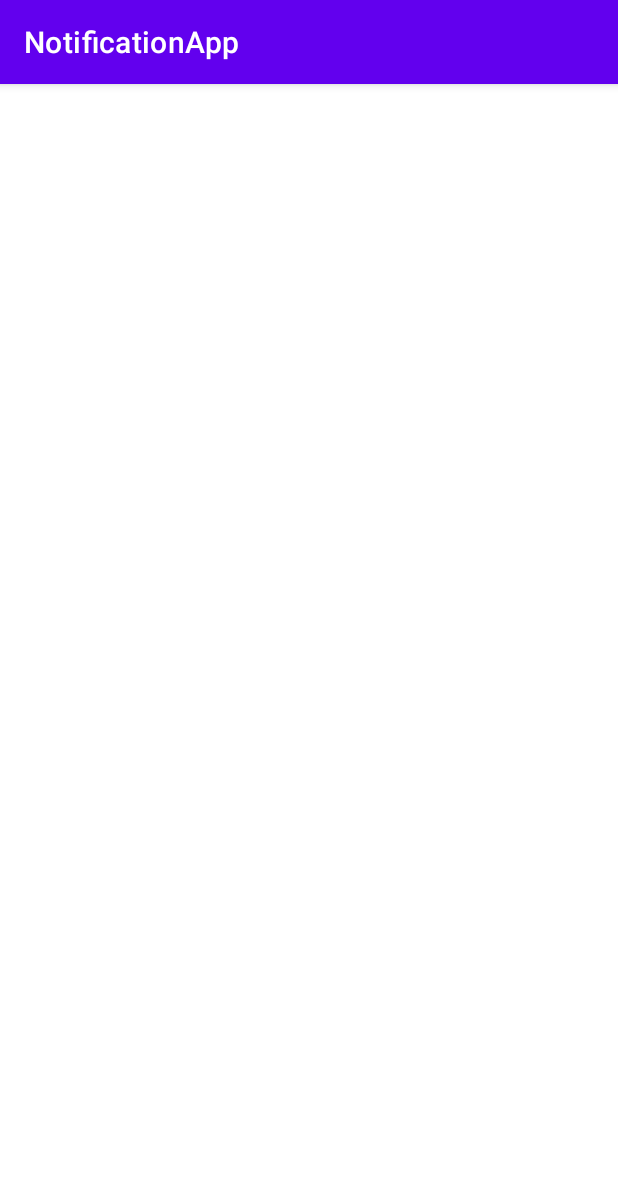
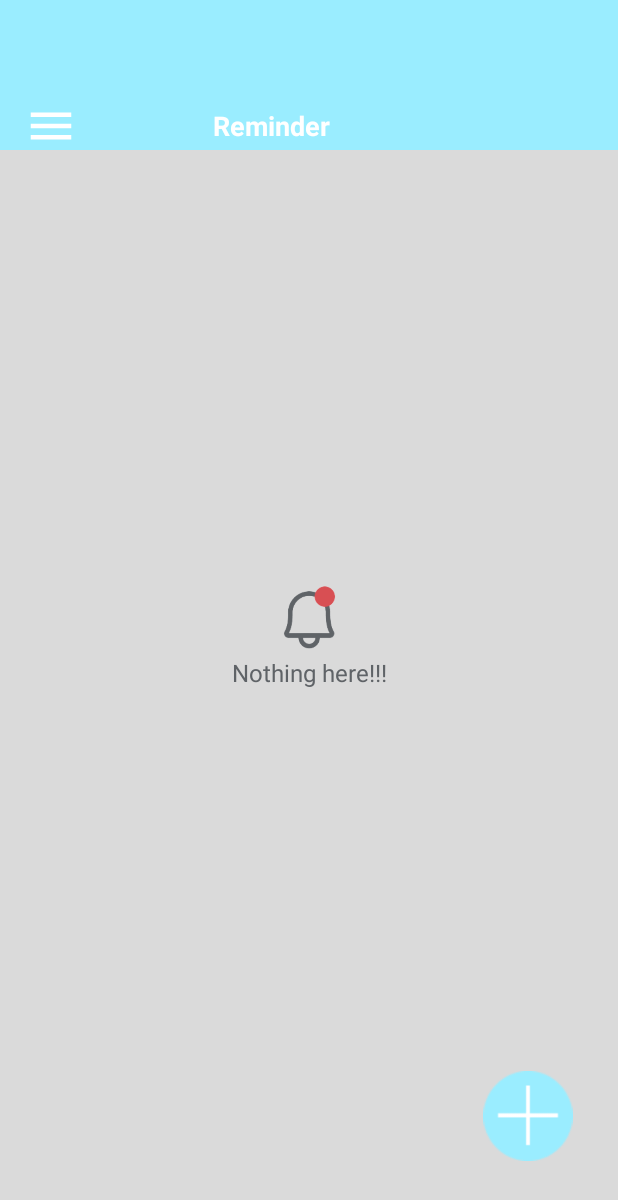
Before and after one commit to Unexxxx/Notification-app, an Android app: the screen it shows after launch (MainActivity), on a phone screen of 412 x 824 dp. Shown: the top 1200 px of the screen. Run offline under Robolectric (Android 15) with nearby library versions, the phone set to English and light mode, and no system bars.

Commit message:
fix nav menu

```diff
--- a/app/src/main/java/com/kentonyx/notificationapp/MainActivity.kt
+++ b/app/src/main/java/com/kentonyx/notificationapp/MainActivity.kt
@@ -2,43 +2,48 @@ package com.kentonyx.notificationapp
 
 import androidx.appcompat.app.AppCompatActivity
 import android.os.Bundle
+import android.view.Gravity
 import android.view.MenuItem
+import android.view.View
+import android.widget.ImageView
 import android.widget.Toast
+import androidx.appcompat.widget.Toolbar
 import androidx.appcompat.app.ActionBarDrawerToggle
-import com.kentonyx.notificationapp.databinding.ActivityMainBinding
+import androidx.core.view.GravityCompat
+import androidx.drawerlayout.widget.DrawerLayout
+import com.google.android.material.navigation.NavigationView
 
-class MainActivity : AppCompatActivity() {
 
-    lateinit var binding: ActivityMainBinding
-    lateinit var toggle: ActionBarDrawerToggle
+class MainActivity : AppCompatActivity(),NavigationView.OnNavigationItemSelectedListener {
+
+    lateinit var drawer: DrawerLayout
+    lateinit var navigationView: NavigationView
 
     override fun onCreate(savedInstanceState: Bundle?) {
         super.onCreate(savedInstanceState)
-        binding = ActivityMainBinding.inflate(layoutInflater)
-        setContentView(binding.root)
-        binding.apply {
-            toggle = ActionBarDrawerToggle(this@MainActivity,dlActionbar,R.string.open,R.string.close)
-            dlActionbar.addDrawerListener(toggle)
-            toggle.syncState()
+        setContentView(R.layout.activity_main)
 
-            supportActionBar?.setDisplayHomeAsUpEnabled(true)
+        val toolbar: Toolbar = findViewById(R.id.toolbar)
+        setSupportActionBar(toolbar)
+        val imageView: ImageView = toolbar.findViewById(R.id.ivMenu)
 
-            nvMenu.setNavigationItemSelectedListener {
-                when(it.itemId){
-                    R.id.settings->{Toast.makeText(this@MainActivity,"Settings",Toast.LENGTH_SHORT).show()}
-                    R.id.termsAndConditions->{Toast.makeText(this@MainActivity,"Terms and Conditions",Toast.LENGTH_SHORT).show()}
-                    R.id.dataPolicy->{Toast.makeText(this@MainActivity,"Data Policy",Toast.LENGTH_SHORT).show()}
-                    R.id.logOut->{Toast.makeText(this@MainActivity,"Log out",Toast.LENGTH_SHORT).show()}
-                }
-                true
+        imageView.setOnClickListener{
+            drawer.openDrawer(GravityCompat.START)
+        }
+
+        drawer = findViewById(R.id.drawerLayout)
+        navigationView = findViewById(R.id.nvMenu)
+        navigationView.setNavigationItemSelectedListener(this)
+
+    }
+
+    override fun onNavigationItemSelected(item: MenuItem): Boolean {
+        when (item.itemId) {
+            R.id.settings -> {
+                Toast.makeText(this, "Settings", Toast.LENGTH_SHORT).show()
             }
         }
-    }
-
-    override fun onOptionsItemSelected(item: MenuItem): Boolean {
-        if(toggle.onOptionsItemSelected(item)){
-            true
-        }
-        return super.onOptionsItemSelected(item)
+        drawer.closeDrawers()
+        return true
     }
 }
--- a/app/src/main/res/layout/activity_main.xml
+++ b/app/src/main/res/layout/activity_main.xml
@@ -2,7 +2,7 @@
 <androidx.drawerlayout.widget.DrawerLayout xmlns:android="http://schemas.android.com/apk/res/android"
     xmlns:tools="http://schemas.android.com/tools"
     xmlns:app="http://schemas.android.com/apk/res-auto"
-    android:id="@+id/dlActionbar"
+    android:id="@+id/drawerLayout"
     android:layout_width="match_parent"
     android:layout_height="match_parent"
     tools:context=".MainActivity">
@@ -11,6 +11,11 @@
         android:layout_width="match_parent"
         android:layout_height="match_parent"
         android:background="#DADADA">
+
+        <include
+            layout="@layout/toolbar"
+            android:layout_width="match_parent"
+            android:layout_height="wrap_content" />
 
         <ImageView
             android:id="@+id/iv_bell"
@@ -53,6 +58,7 @@
         app:menu="@menu/nav_menu"
         app:headerLayout="@layout/nav_header"
         android:layout_gravity="start"
+        android:visibility="invisible"
         android:fitsSystemWindows="true">
 
 
--- /dev/null
+++ b/app/src/main/res/layout/toolbar.xml
@@ -0,0 +1,40 @@
+<androidx.appcompat.widget.Toolbar
+    xmlns:android="http://schemas.android.com/apk/res/android"
+    xmlns:app="http://schemas.android.com/apk/res-auto"
+    android:id="@+id/toolbar"
+    android:layout_height="wrap_content"
+    android:layout_width="match_parent"
+    android:minHeight="100dp"
+    android:fitsSystemWindows="true"
+    app:theme="@style/ThemeOverlay.AppCompat.Dark.ActionBar"
+    android:background="#9AEDFF">
+
+    <LinearLayout
+        android:layout_width="match_parent"
+        android:layout_height="match_parent"
+        android:layout_marginBottom="30dp"
+        android:layout_gravity="bottom"
+        >
+
+        <ImageView
+            android:id="@+id/ivMenu"
+            android:layout_width="wrap_content"
+            android:layout_height="wrap_content"
+            android:clickable="true"
+            android:src="@drawable/ic_baseline_menu_24"/>
+
+        <TextView
+            android:layout_width="wrap_content"
+            android:layout_height="wrap_content"
+            android:textSize="18dp"
+            android:textStyle="bold"
+            android:textColor="@color/white"
+            android:layout_gravity="center_vertical"
+            android:layout_marginStart="90dp"
+            android:text="Reminder"/>
+
+
+    </LinearLayout>
+
+
+</androidx.appcompat.widget.Toolbar>
--- a/app/src/main/res/menu/nav_menu.xml
+++ b/app/src/main/res/menu/nav_menu.xml
@@ -14,6 +14,8 @@
 
         <item
             android:id="@+id/logOut"
-        android:title="Log out"/>
+            android:title="Log out"
+            android:enabled="false"/>
+
 
 </menu>
--- a/app/src/main/res/values-night/themes.xml
+++ b/app/src/main/res/values-night/themes.xml
@@ -1,6 +1,6 @@
 <resources xmlns:tools="http://schemas.android.com/tools">
     <!-- Base application theme. -->
-    <style name="Theme.NotificationApp" parent="Theme.MaterialComponents.DayNight.DarkActionBar">
+    <style name="Theme.NotificationApp" parent="Theme.AppCompat.Light.NoActionBar">
         <!-- Primary brand color. -->
         <item name="colorPrimary">@color/purple_200</item>
         <item name="colorPrimaryVariant">@color/purple_700</item>
--- a/app/src/main/res/values/themes.xml
+++ b/app/src/main/res/values/themes.xml
@@ -1,6 +1,6 @@
 <resources xmlns:tools="http://schemas.android.com/tools">
     <!-- Base application theme. -->
-    <style name="Theme.NotificationApp" parent="Theme.MaterialComponents.DayNight.DarkActionBar">
+    <style name="Theme.NotificationApp" parent="Theme.AppCompat.Light.NoActionBar">
         <!-- Primary brand color. -->
         <item name="colorPrimary">@color/purple_500</item>
         <item name="colorPrimaryVariant">@color/purple_700</item>
```
Lines whose indentation alone changed are shown as unchanged.
